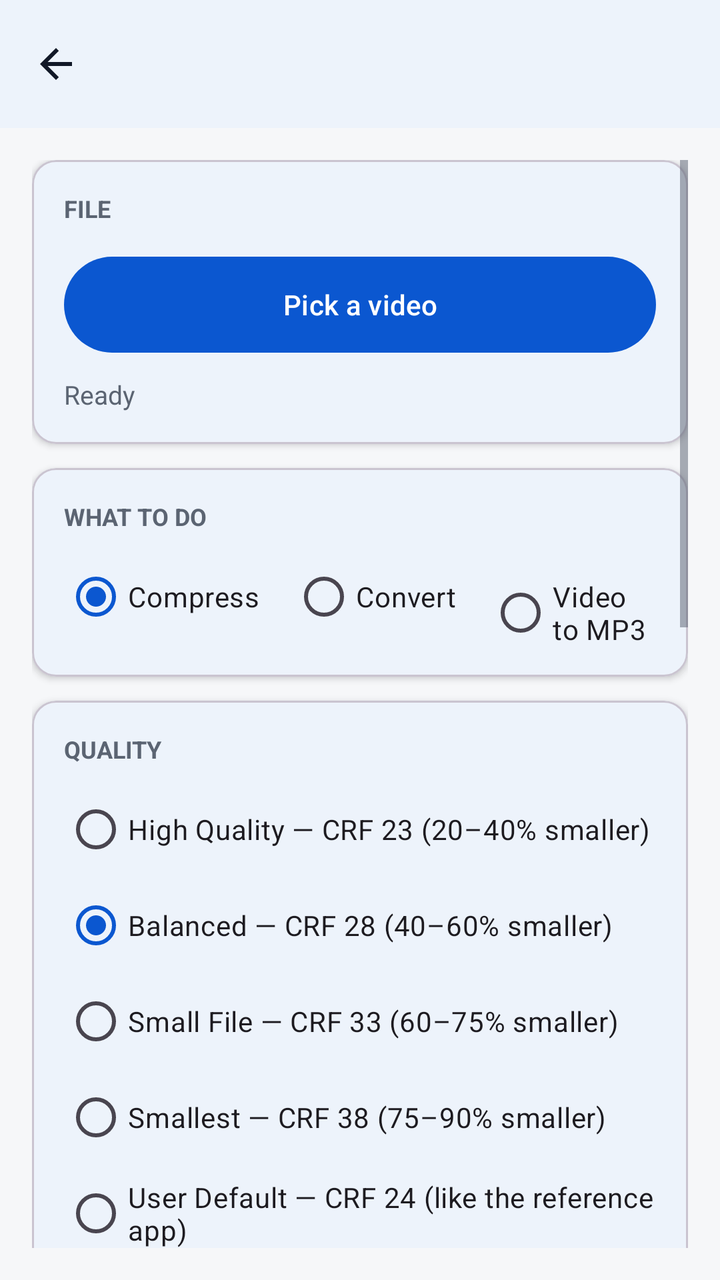
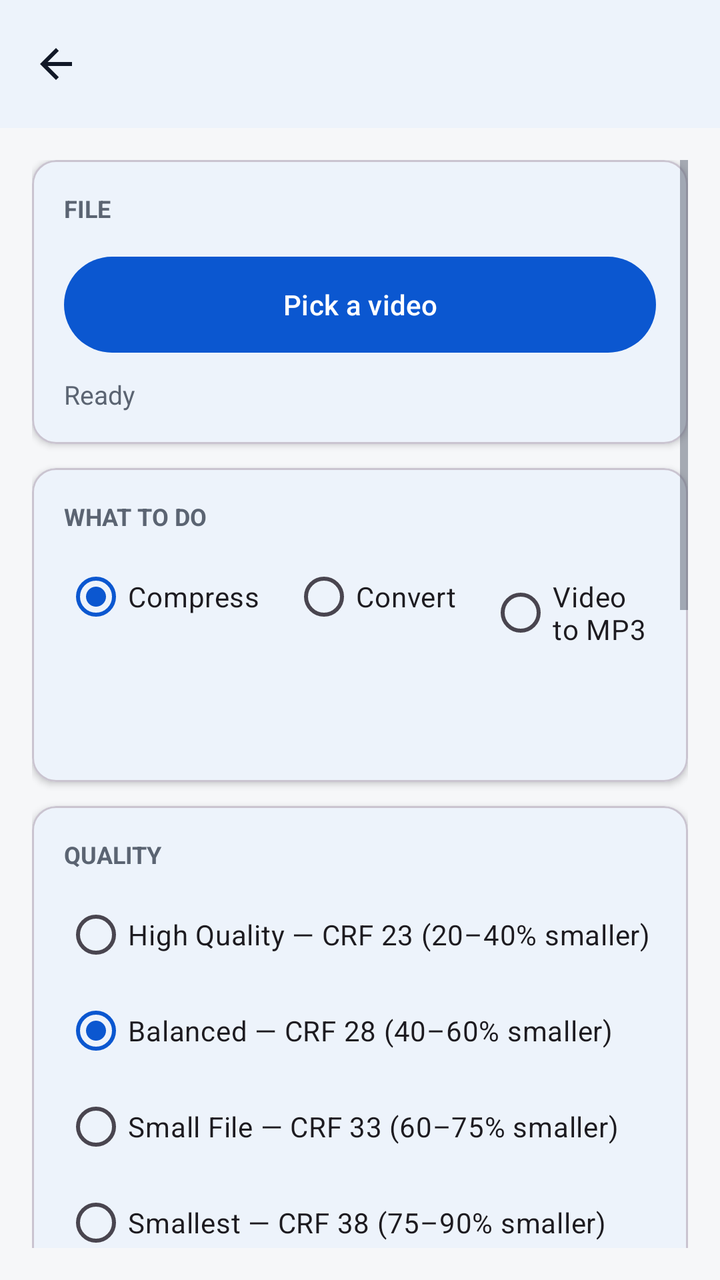

The first picture is an Android layout as it rendered before a commit; the second is the same layout after the commit. The layout source and the unified diff follow.
<!-- AndroidManifest.xml: application theme Theme.Hakunaa -->
<!-- res/layout/activity_video_compress.xml -->
<?xml version="1.0" encoding="utf-8"?>
<LinearLayout xmlns:android="http://schemas.android.com/apk/res/android"
    xmlns:app="http://schemas.android.com/apk/res-auto"
    android:layout_width="match_parent"
    android:layout_height="match_parent"
    android:background="@color/hakunaa_background"
    android:orientation="vertical">

    <com.google.android.material.appbar.MaterialToolbar
        android:id="@+id/toolbar"
        android:layout_width="match_parent"
        android:layout_height="wrap_content"
        android:background="@color/hakunaa_surface"
        android:elevation="2dp"
        android:title="Video Compress"
        android:titleTextColor="@color/hakunaa_text"
        app:navigationIcon="@drawable/ic_arrow_back" />

    <ScrollView
        android:layout_width="match_parent"
        android:layout_height="match_parent"
        android:padding="16dp">

        <LinearLayout
            android:layout_width="match_parent"
            android:layout_height="wrap_content"
            android:orientation="vertical">

            
            <com.google.android.material.card.MaterialCardView
                android:layout_width="match_parent"
                android:layout_height="wrap_content"
                app:cardCornerRadius="12dp"
                app:cardElevation="2dp">

                <LinearLayout
                    android:layout_width="match_parent"
                    android:layout_height="wrap_content"
                    android:orientation="vertical"
                    android:padding="16dp">

                    <TextView
                        android:layout_width="wrap_content"
                        android:layout_height="wrap_content"
                        android:text="FILE"
                        android:textColor="@color/hakunaa_text_secondary"
                        android:textSize="12sp"
                        android:textStyle="bold" />

                    <com.google.android.material.button.MaterialButton
                        android:id="@+id/btnPickVideo"
                        android:layout_width="match_parent"
                        android:layout_height="56dp"
                        android:layout_marginTop="12dp"
                        android:text="@string/pick_video" />

                    <TextView
                        android:id="@+id/tvFile"
                        android:layout_width="wrap_content"
                        android:layout_height="wrap_content"
                        android:layout_marginTop="8dp"
                        android:text="@string/ready"
                        android:textColor="@color/hakunaa_text_secondary"
                        android:textSize="13sp" />
                </LinearLayout>
            </com.google.android.material.card.MaterialCardView>

            
            <com.google.android.material.card.MaterialCardView
                android:layout_width="match_parent"
                android:layout_height="wrap_content"
                android:layout_marginTop="12dp"
                app:cardCornerRadius="12dp"
                app:cardElevation="2dp">

                <LinearLayout
                    android:layout_width="match_parent"
                    android:layout_height="wrap_content"
                    android:orientation="vertical"
                    android:padding="16dp">

                    <TextView
                        android:layout_width="wrap_content"
                        android:layout_height="wrap_content"
                        android:text="WHAT TO DO"
                        android:textColor="@color/hakunaa_text_secondary"
                        android:textSize="12sp"
                        android:textStyle="bold" />

                    <RadioGroup
                        android:id="@+id/rgMode"
                        android:layout_width="match_parent"
                        android:layout_height="wrap_content"
                        android:layout_marginTop="8dp"
                        android:orientation="horizontal">

                        <RadioButton
                            android:id="@+id/rbModeCompress"
                            android:layout_width="wrap_content"
                            android:layout_height="wrap_content"
                            android:checked="true"
                            android:text="Compress" />
                        <RadioButton
                            android:id="@+id/rbModeConvert"
                            android:layout_width="wrap_content"
                            android:layout_height="wrap_content"
                            android:layout_marginStart="16dp"
                            android:text="Convert" />
                        <RadioButton
                            android:id="@+id/rbModeMp3"
                            android:layout_width="wrap_content"
                            android:layout_height="wrap_content"
                            android:layout_marginStart="16dp"
                            android:text="Video to MP3" />
                    </RadioGroup>
                </LinearLayout>
            </com.google.android.material.card.MaterialCardView>

            
            <com.google.android.material.card.MaterialCardView
                android:id="@+id/cardCompressOptions"
                android:layout_width="match_parent"
                android:layout_height="wrap_content"
                android:layout_marginTop="12dp"
                app:cardCornerRadius="12dp"
                app:cardElevation="2dp">

                <LinearLayout
                    android:id="@+id/llCompressOptions"
                    android:layout_width="match_parent"
                    android:layout_height="wrap_content"
                    android:orientation="vertical"
                    android:padding="16dp">

                    <TextView
                        android:layout_width="wrap_content"
                        android:layout_height="wrap_content"
                        android:text="QUALITY"
                        android:textColor="@color/hakunaa_text_secondary"
                        android:textSize="12sp"
                        android:textStyle="bold" />

                    <RadioGroup
                        android:id="@+id/rgPresets"
                        android:layout_width="match_parent"
                        android:layout_height="wrap_content"
                        android:layout_marginTop="8dp">

                        <RadioButton
                            android:id="@+id/rbHigh"
                            android:layout_width="wrap_content"
                            android:layout_height="wrap_content"
                            android:text="High Quality — CRF 23 (20–40% smaller)" />
                        <RadioButton
                            android:id="@+id/rbBalanced"
                            android:layout_width="wrap_content"
                            android:layout_height="wrap_content"
                            android:checked="true"
                            android:text="Balanced — CRF 28 (40–60% smaller)" />
                        <RadioButton
                            android:id="@+id/rbSmall"
                            android:layout_width="wrap_content"
                            android:layout_height="wrap_content"
                            android:text="Small File — CRF 33 (60–75% smaller)" />
                        <RadioButton
                            android:id="@+id/rbSmallest"
                            android:layout_width="wrap_content"
                            android:layout_height="wrap_content"
                            android:text="Smallest — CRF 38 (75–90% smaller)" />
                        <RadioButton
                            android:id="@+id/rbUserDefault"
                            android:layout_width="wrap_content"
                            android:layout_height="wrap_content"
                            android:text="User Default — CRF 24 (like the reference app)" />
                    </RadioGroup>

                    <TextView
                        android:layout_width="wrap_content"
                        android:layout_height="wrap_content"
                        android:layout_marginTop="16dp"
                        android:text="CODEC"
                        android:textColor="@color/hakunaa_text_secondary"
                        android:textSize="12sp"
                        android:textStyle="bold" />

                    <RadioGroup
                        android:id="@+id/rgCodec"
                        android:layout_width="match_parent"
                        android:layout_height="wrap_content"
                        android:layout_marginTop="8dp"
                        android:orientation="horizontal">

                        <RadioButton
                            android:id="@+id/rbH264"
                            android:layout_width="wrap_content"
                            android:layout_height="wrap_content"
                            android:checked="true"
                            android:text="H.264 (fast, plays everywhere)" />
                        <RadioButton
                            android:id="@+id/rbH265"
                            android:layout_width="wrap_content"
                            android:layout_height="wrap_content"
                            android:layout_marginStart="16dp"
                            android:text="H.265 (smaller, slower)" />
                        <RadioButton
                            android:id="@+id/rbAV1"
                            android:layout_width="wrap_content"
                            android:layout_height="wrap_content"
                            android:layout_marginStart="16dp"
                            android:text="AV1 (smallest, very slow)" />
                    </RadioGroup>
                </LinearLayout>
            </com.google.android.material.card.MaterialCardView>

            
            <com.google.android.material.card.MaterialCardView
                android:id="@+id/cardFormatOptions"
                android:layout_width="match_parent"
                android:layout_height="wrap_content"
                android:layout_marginTop="12dp"
                android:visibility="gone"
                app:cardCornerRadius="12dp"
                app:cardElevation="2dp">

                <LinearLayout
                    android:id="@+id/llFormatOptions"
                    android:layout_width="match_parent"
                    android:layout_height="wrap_content"
                    android:orientation="vertical"
                    android:padding="16dp">

                    <TextView
                        android:layout_width="wrap_content"
                        android:layout_height="wrap_content"
                        android:text="CONVERT TO"
                        android:textColor="@color/hakunaa_text_secondary"
                        android:textSize="12sp"
                        android:textStyle="bold" />

                    <RadioGroup
                        android:id="@+id/rgFormat"
                        android:layout_width="match_parent"
                        android:layout_height="wrap_content"
                        android:layout_marginTop="8dp"
                        android:orientation="horizontal">

                        <RadioButton
                            android:id="@+id/rbFmtMp4"
                            android:layout_width="wrap_content"
                            android:layout_height="wrap_content"
                            android:checked="true"
                            android:text="MP4" />
                        <RadioButton
                            android:id="@+id/rbFmtWebm"
                            android:layout_width="wrap_content"
                            android:layout_height="wrap_content"
                            android:layout_marginStart="16dp"
                            android:text="WebM" />
                        <RadioButton
                            android:id="@+id/rbFmtMov"
                            android:layout_width="wrap_content"
                            android:layout_height="wrap_content"
                            android:layout_marginStart="16dp"
                            android:text="MOV" />
                        <RadioButton
                            android:id="@+id/rbFmtMkv"
                            android:layout_width="wrap_content"
                            android:layout_height="wrap_content"
                            android:layout_marginStart="16dp"
                            android:text="MKV" />
                    </RadioGroup>
                </LinearLayout>
            </com.google.android.material.card.MaterialCardView>

            
            <com.google.android.material.card.MaterialCardView
                android:id="@+id/cardResolutionOptions"
                android:layout_width="match_parent"
                android:layout_height="wrap_content"
                android:layout_marginTop="12dp"
                app:cardCornerRadius="12dp"
                app:cardElevation="2dp">

                <LinearLayout
                    android:id="@+id/llResolutionOptions"
                    android:layout_width="match_parent"
                    android:layout_height="wrap_content"
                    android:orientation="vertical"
                    android:padding="16dp">

                    <TextView
                        android:layout_width="wrap_content"
                        android:layout_height="wrap_content"
                        android:text="RESOLUTION"
                        android:textColor="@color/hakunaa_text_secondary"
                        android:textSize="12sp"
                        android:textStyle="bold" />

                    <RadioGroup
                        android:id="@+id/rgResolution"
                        android:layout_width="match_parent"
                        android:layout_height="wrap_content"
                        android:layout_marginTop="8dp"
                        android:orientation="horizontal">

                        <RadioButton
                            android:id="@+id/rbResOriginal"
                            android:layout_width="wrap_content"
                            android:layout_height="wrap_content"
                            android:checked="true"
                            android:text="Original (best quality)" />
                        <RadioButton
                            android:id="@+id/rbRes1080"
                            android:layout_width="wrap_content"
                            android:layout_height="wrap_content"
                            android:layout_marginStart="16dp"
                            android:text="1080p" />
                        <RadioButton
                            android:id="@+id/rbRes720"
                            android:layout_width="wrap_content"
                            android:layout_height="wrap_content"
                            android:layout_marginStart="16dp"
                            android:text="720p" />
                    </RadioGroup>
                </LinearLayout>
            </com.google.android.material.card.MaterialCardView>

            
            <com.google.android.material.button.MaterialButton
                android:id="@+id/btnCompress"
                android:layout_width="match_parent"
                android:layout_height="56dp"
                android:layout_marginTop="16dp"
                android:text="@string/compress" />

            <com.google.android.material.progressindicator.LinearProgressIndicator
                android:id="@+id/progress"
                android:layout_width="match_parent"
                android:layout_height="wrap_content"
                android:layout_marginTop="16dp"
                android:visibility="gone" />

            
            <com.google.android.material.card.MaterialCardView
                android:layout_width="match_parent"
                android:layout_height="wrap_content"
                android:layout_marginTop="12dp"
                android:layout_marginBottom="8dp"
                app:cardCornerRadius="12dp"
                app:cardElevation="2dp">

                <LinearLayout
                    android:layout_width="match_parent"
                    android:layout_height="wrap_content"
                    android:orientation="vertical"
                    android:padding="16dp">

                    <TextView
                        android:id="@+id/tvStatus"
                        android:layout_width="wrap_content"
                        android:layout_height="wrap_content"
                        android:text="@string/ready"
                        android:textColor="@color/hakunaa_text"
                        android:textSize="14sp" />

                    <TextView
                        android:id="@+id/tvResult"
                        android:layout_width="wrap_content"
                        android:layout_height="wrap_content"
                        android:layout_marginTop="8dp"
                        android:textColor="@color/hakunaa_success"
                        android:textSize="14sp" />
                </LinearLayout>
            </com.google.android.material.card.MaterialCardView>
        </LinearLayout>
    </ScrollView>
</LinearLayout>
<!-- resources referenced by this layout -->
<resources>
  <color name="hakunaa_background">#F6F7F9</color>
  <color name="hakunaa_success">#137333</color>
  <color name="hakunaa_surface">#FFFFFF</color>
  <color name="hakunaa_text">#111827</color>
  <color name="hakunaa_text_secondary">#5B6472</color>
  <!-- drawable ic_arrow_back (drawable) -->
  <vector xmlns:android="http://schemas.android.com/apk/res/android"
      android:width="24dp"
      android:height="24dp"
      android:viewportWidth="24"
      android:viewportHeight="24"
      android:tint="#111827">
      <path
          android:fillColor="#FF000000"
          android:pathData="M20,11H7.83l5.59,-5.59L12,4l-8,8 8,8 1.41,-1.41L7.83,13H20v-2z" />
  </vector>
  <string name="compress">Compress</string>
  <string name="pick_video">Pick a video</string>
  <string name="ready">Ready</string>
  <style name="Theme.Hakunaa" parent="Theme.Material3.Light.NoActionBar">
          <item name="colorPrimary">@color/hakunaa_primary</item>
          <item name="colorPrimaryDark">@color/hakunaa_primary_dark</item>
          <item name="colorOnPrimary">@color/hakunaa_on_primary</item>
          <item name="android:windowBackground">@color/hakunaa_background</item>
          <item name="colorSurface">@color/hakunaa_surface</item>
          <item name="android:textColorPrimary">@color/hakunaa_text</item>
          <item name="android:textColorSecondary">@color/hakunaa_text_secondary</item>
      </style>
  <color name="hakunaa_primary">#0B57D0</color>
  <color name="hakunaa_primary_dark">#0842A0</color>
  <color name="hakunaa_on_primary">#FFFFFF</color>
</resources>

<!-- the commit's change to res/layout/activity_video_compress.xml (unified diff, before → after) -->
@@ -112,6 +112,12 @@
                             android:layout_height="wrap_content"
                             android:layout_marginStart="16dp"
                             android:text="Video to MP3" />
+                        <RadioButton
+                            android:id="@+id/rbModeRotate"
+                            android:layout_width="wrap_content"
+                            android:layout_height="wrap_content"
+                            android:layout_marginStart="16dp"
+                            android:text="Rotate" />
                     </RadioGroup>
                 </LinearLayout>
             </com.google.android.material.card.MaterialCardView>
@@ -268,6 +274,66 @@
                             android:layout_height="wrap_content"
                             android:layout_marginStart="16dp"
                             android:text="MKV" />
+                    </RadioGroup>
+                </LinearLayout>
+            </com.google.android.material.card.MaterialCardView>
+
+            
+            <com.google.android.material.card.MaterialCardView
+                android:id="@+id/cardRotateOptions"
+                android:layout_width="match_parent"
+                android:layout_height="wrap_content"
+                android:layout_marginTop="12dp"
+                android:visibility="gone"
+                app:cardCornerRadius="12dp"
+                app:cardElevation="2dp">
+
+                <LinearLayout
+                    android:layout_width="match_parent"
+                    android:layout_height="wrap_content"
+                    android:orientation="vertical"
+                    android:padding="16dp">
+
+                    <TextView
+                        android:layout_width="wrap_content"
+                        android:layout_height="wrap_content"
+                        android:text="ROTATE"
+                        android:textColor="@color/hakunaa_text_secondary"
+                        android:textSize="12sp"
+                        android:textStyle="bold" />
+
+                    <RadioGroup
+                        android:id="@+id/rgRotate"
+                        android:layout_width="match_parent"
+                        android:layout_height="wrap_content"
+                        android:layout_marginTop="8dp">
+
+                        <RadioButton
+                            android:id="@+id/rbRotCw"
+                            android:layout_width="wrap_content"
+                            android:layout_height="wrap_content"
+                            android:checked="true"
+                            android:text="90° Clockwise" />
+                        <RadioButton
+                            android:id="@+id/rbRotCcw"
+                            android:layout_width="wrap_content"
+                            android:layout_height="wrap_content"
+                            android:text="90° Counter-clockwise" />
+                        <RadioButton
+                            android:id="@+id/rbRot180"
+                            android:layout_width="wrap_content"
+                            android:layout_height="wrap_content"
+                            android:text="180°" />
+                        <RadioButton
+                            android:id="@+id/rbRotFlipH"
+                            android:layout_width="wrap_content"
+                            android:layout_height="wrap_content"
+                            android:text="Flip Horizontal (mirror)" />
+                        <RadioButton
+                            android:id="@+id/rbRotFlipV"
+                            android:layout_width="wrap_content"
+                            android:layout_height="wrap_content"
+                            android:text="Flip Vertical" />
                     </RadioGroup>
                 </LinearLayout>
             </com.google.android.material.card.MaterialCardView>
